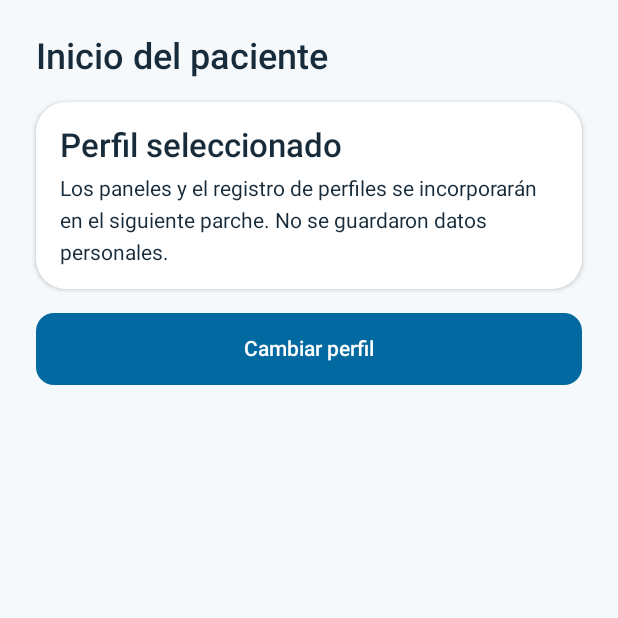
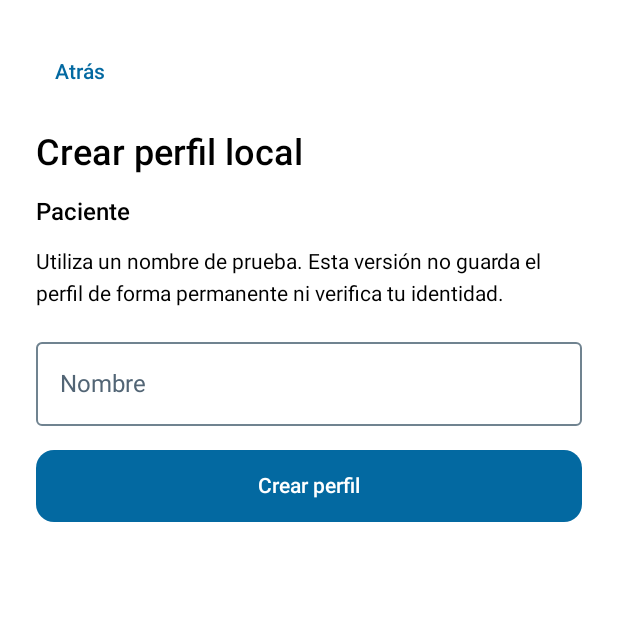
Before and after one commit to Brenda-Medrano/RehaSense, an Android app built with Jetpack Compose: the composable ProfileHomeScreen shown on its own in the app's theme, on a phone screen of 412 x 824 dp, the top half of it. Run offline under Robolectric (Android 15) with nearby library versions, the phone set to English and light mode, and no system bars.

Commit message:
feat(profile): integrate registration ViewModel and role dashboards (GREEN)

```diff
--- a/app/src/main/java/com/rehasense/app/presentation/profile/ProfileHomeScreen.kt
+++ b/app/src/main/java/com/rehasense/app/presentation/profile/ProfileHomeScreen.kt
@@ -1,31 +1,24 @@
 package com.rehasense.app.presentation.profile
 
-import androidx.compose.foundation.layout.fillMaxWidth
-import androidx.compose.material3.MaterialTheme
-import androidx.compose.material3.Text
 import androidx.compose.runtime.Composable
-import androidx.compose.ui.Modifier
-import androidx.compose.ui.res.stringResource
-import com.rehasense.app.R
-import com.rehasense.app.core.designsystem.components.RehaSenseButton
-import com.rehasense.app.core.designsystem.components.RehaSenseCard
+import androidx.lifecycle.viewmodel.compose.viewModel
 import com.rehasense.app.domain.model.UserRole
-import com.rehasense.app.presentation.common.OnboardingLayout
 
-/** Initial navigation destination only; actual dashboards are implemented in stage 1 patch 0006. */
+/** The existing role destination owns the registration form and the resulting dashboard. */
 @Composable
 internal fun ProfileHomeScreen(role: UserRole, onChangeProfile: () -> Unit) {
-    val title = when (role) {
-        UserRole.PATIENT -> R.string.nav_patient_home
-        UserRole.PHYSIOTHERAPIST -> R.string.nav_physiotherapist_home
-    }
-    OnboardingLayout {
-        Text(stringResource(title), style = MaterialTheme.typography.headlineSmall)
-        RehaSenseCard(modifier = Modifier.fillMaxWidth()) {
-            Text(stringResource(R.string.nav_home_pending_title), style = MaterialTheme.typography.titleLarge)
-            Text(stringResource(R.string.nav_home_pending_description), style = MaterialTheme.typography.bodyMedium)
-        }
-        RehaSenseButton(text = stringResource(R.string.nav_change_profile), onClick = onChangeProfile,
-            modifier = Modifier.fillMaxWidth())
+    val model: ProfileViewModel = viewModel()
+    val state = model.uiState
+    val profile = state.profile
+    if (profile == null) {
+        ProfileRegistrationScreen(
+            role = role,
+            state = state,
+            onNameChanged = model::onNameChanged,
+            onSubmit = { model.onSubmit(role) },
+            onBack = onChangeProfile
+        )
+    } else {
+        ProfileDashboard(profile = profile, onChangeProfile = onChangeProfile)
     }
 }
--- /dev/null
+++ b/app/src/main/java/com/rehasense/app/presentation/profile/ProfileRegistrationScreen.kt
@@ -0,0 +1,53 @@
+package com.rehasense.app.presentation.profile
+
+import androidx.compose.foundation.layout.fillMaxWidth
+import androidx.compose.foundation.text.KeyboardOptions
+import androidx.compose.material3.MaterialTheme
+import androidx.compose.material3.OutlinedTextField
+import androidx.compose.material3.Text
+import androidx.compose.material3.TextButton
+import androidx.compose.runtime.Composable
+import androidx.compose.ui.Modifier
+import androidx.compose.ui.res.stringResource
+import androidx.compose.ui.text.input.KeyboardCapitalization
+import androidx.compose.ui.platform.testTag
+import com.rehasense.app.R
+import com.rehasense.app.core.designsystem.components.RehaSenseButton
+import com.rehasense.app.domain.model.UserRole
+import com.rehasense.app.presentation.common.OnboardingLayout
+
+@Composable
+internal fun ProfileRegistrationScreen(
+    role: UserRole,
+    state: ProfileUiState,
+    onNameChanged: (String) -> Unit,
+    onSubmit: () -> Unit,
+    onBack: () -> Unit
+) {
+    OnboardingLayout {
+        TextButton(onClick = onBack) { Text(stringResource(R.string.nav_back)) }
+        Text(stringResource(R.string.profile_create_title), style = MaterialTheme.typography.headlineSmall)
+        Text(stringResource(when (role) {
+            UserRole.PATIENT -> R.string.nav_patient
+            UserRole.PHYSIOTHERAPIST -> R.string.nav_physiotherapist
+        }), style = MaterialTheme.typography.titleMedium)
+        Text(stringResource(R.string.profile_demo_notice), style = MaterialTheme.typography.bodyMedium)
+        OutlinedTextField(
+            value = state.name,
+            onValueChange = onNameChanged,
+            label = { Text(stringResource(R.string.profile_name_label)) },
+            isError = state.showNameError,
+            supportingText = if (state.showNameError) {
+                { Text(stringResource(R.string.profile_name_required)) }
+            } else null,
+            singleLine = true,
+            keyboardOptions = KeyboardOptions(capitalization = KeyboardCapitalization.Words),
+            modifier = Modifier.fillMaxWidth().testTag("profile_name_input")
+        )
+        RehaSenseButton(
+            text = stringResource(R.string.profile_create_action),
+            onClick = onSubmit,
+            modifier = Modifier.fillMaxWidth()
+        )
+    }
+}
--- /dev/null
+++ b/app/src/main/java/com/rehasense/app/presentation/profile/ProfileUiState.kt
@@ -0,0 +1,9 @@
+package com.rehasense.app.presentation.profile
+
+import com.rehasense.app.domain.model.LocalUserProfile
+
+internal data class ProfileUiState(
+    val name: String = "",
+    val showNameError: Boolean = false,
+    val profile: LocalUserProfile? = null
+)
--- /dev/null
+++ b/app/src/main/java/com/rehasense/app/presentation/profile/ProfileViewModel.kt
@@ -0,0 +1,23 @@
+package com.rehasense.app.presentation.profile
+
+import androidx.compose.runtime.getValue
+import androidx.compose.runtime.mutableStateOf
+import androidx.compose.runtime.setValue
+import androidx.lifecycle.ViewModel
+import com.rehasense.app.domain.model.UserRole
+
+/** One instance per navigation entry; intentionally does not persist personal data. */
+internal class ProfileViewModel : ViewModel() {
+    private val form = ProfileForm()
+
+    var uiState by mutableStateOf(ProfileUiState())
+        private set
+
+    fun onNameChanged(name: String) {
+        uiState = form.editName(uiState, name)
+    }
+
+    fun onSubmit(role: UserRole) {
+        uiState = form.submit(uiState, role)
+    }
+}
--- a/app/src/main/res/values/navigation_strings.xml
+++ b/app/src/main/res/values/navigation_strings.xml
@@ -15,7 +15,5 @@
     <string name="nav_continue">Continuar</string>
     <string name="nav_patient_home">Inicio del paciente</string>
     <string name="nav_physiotherapist_home">Panel del fisioterapeuta</string>
-    <string name="nav_home_pending_title">Perfil seleccionado</string>
-    <string name="nav_home_pending_description">Los paneles y el registro de perfiles se incorporarán en el siguiente parche. No se guardaron datos personales.</string>
     <string name="nav_change_profile">Cambiar perfil</string>
 </resources>
--- /dev/null
+++ b/app/src/main/res/values/profile_strings.xml
@@ -0,0 +1,20 @@
+<?xml version="1.0" encoding="utf-8"?>
+<resources>
+    <string name="profile_create_title">Crear perfil local</string>
+    <string name="profile_demo_notice">Utiliza un nombre de prueba. Esta versión no guarda el perfil de forma permanente ni verifica tu identidad.</string>
+    <string name="profile_name_label">Nombre</string>
+    <string name="profile_name_required">Introduce un nombre válido.</string>
+    <string name="profile_create_action">Crear perfil</string>
+    <string name="profile_greeting">Hola, %1$s</string>
+    <string name="profile_temporary_notice">Perfil temporal. Al cambiar de perfil o cerrar el proceso de la aplicación perderás estos datos.</string>
+    <string name="profile_future_features">Funciones previstas</string>
+    <string name="profile_not_available">Próximamente</string>
+    <string name="profile_feature_exercises">Ejercicios</string>
+    <string name="profile_feature_sessions">Sesiones</string>
+    <string name="profile_feature_history">Historial y evolución</string>
+    <string name="profile_feature_sensors">Sensores</string>
+    <string name="profile_feature_patients">Pacientes</string>
+    <string name="profile_feature_programs">Programas de rehabilitación</string>
+    <string name="profile_feature_results">Resultados</string>
+    <string name="profile_feature_compare">Comparar sesiones</string>
+</resources>
```
Also changed, not shown: app/src/main/java/com/rehasense/app/presentation/profile/ProfileDashboard.kt (added, +45 -0 lines), app/src/main/java/com/rehasense/app/presentation/profile/ProfileForm.kt (added, +19 -0 lines), 1 other file.
